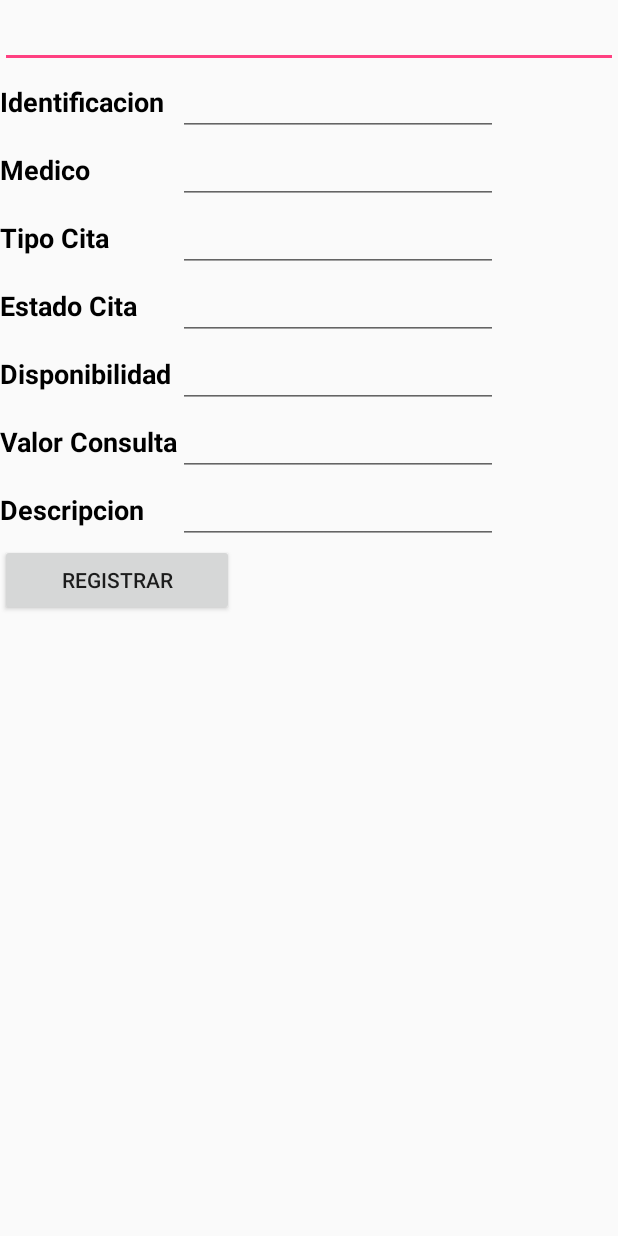
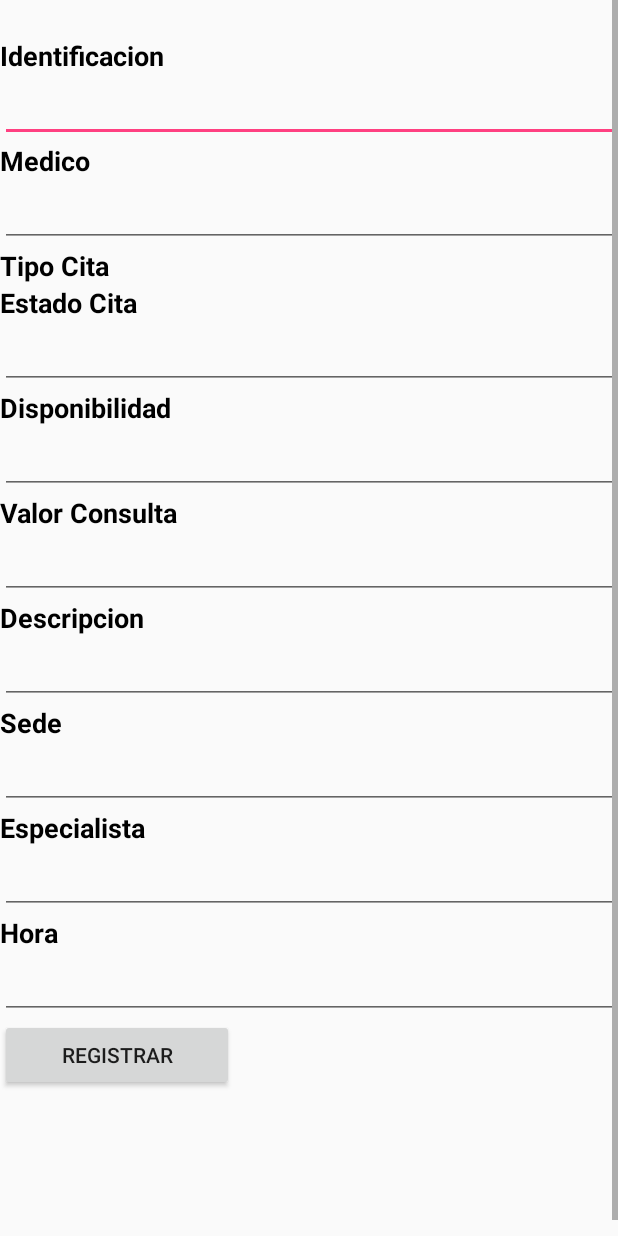
Before and after one commit to LauraPosada/HeilHealthyProyectoFinal, an Android app: the SolicitarCita screen opened directly, with no data from a screen before it, on a phone screen of 412 x 824 dp. Run offline under Robolectric (Android 15) with nearby library versions, the phone set to English and light mode, and no system bars.

Commit message:
otros combos

```diff
--- a/app/src/main/res/layout/activity_solicitar_cita.xml
+++ b/app/src/main/res/layout/activity_solicitar_cita.xml
@@ -16,170 +16,159 @@
             android:layout_height="wrap_content"
             android:orientation="vertical">
 
-            <EditText
+            <TextView
+
                 android:id="@+id/editText2"
                 android:layout_width="match_parent"
                 android:layout_height="wrap_content"
-                android:ems="10"
-                android:inputType="textPersonName" />
+                android:enabled="false"
+                android:text="TextView"
+                android:textAlignment="center"
+                android:textColor="@android:color/background_dark"
+                android:textSize="18sp"
+                android:textStyle="bold"
+                tools:enabled="false" />
+
+
 
             <Space
                 android:layout_width="match_parent"
                 android:layout_height="wrap_content"
                 android:layout_weight="0.14" />
 
-            <TableLayout
-                android:layout_width="match_parent"
-                android:layout_height="match_parent">
-
-                <TableRow
-                    android:layout_width="match_parent"
-                    android:layout_height="match_parent"
-                    android:orientation="vertical">
-
             <TextView
+                style="@style/textos"
                 android:id="@+id/tvIdPaciente"
                 android:layout_width="match_parent"
                 android:layout_height="wrap_content"
                 android:text="Identificacion"
-                        android:textColor="@android:color/background_dark"
-                        android:textSize="18sp"
-                        android:textStyle="bold" />
+                />
 
             <EditText
                 android:id="@+id/etIdPaciente"
-                        android:layout_width="wrap_content"
+                android:layout_width="match_parent"
                 android:layout_height="wrap_content"
                 android:ems="10"
                 android:inputType="textPersonName" />
-                </TableRow>
-
-                <TableRow
-                    android:layout_width="match_parent"
-                    android:layout_height="match_parent">
 
             <TextView
                 android:id="@+id/tvMedico"
                 android:layout_width="match_parent"
                 android:layout_height="wrap_content"
                 android:text="Medico"
-                        android:textColor="@android:color/background_dark"
-                        android:textSize="18sp"
-                        android:textStyle="bold" />
+                style="@style/textos"/>
 
             <EditText
                 android:id="@+id/etMedico"
-                        android:layout_width="wrap_content"
+                android:layout_width="match_parent"
                 android:layout_height="wrap_content"
                 android:ems="10"
                 android:inputType="textPersonName" />
-                </TableRow>
-
-                <TableRow
-                    android:layout_width="match_parent"
-                    android:layout_height="match_parent">
 
             <TextView
                 android:id="@+id/tvTipoCita"
                 android:layout_width="match_parent"
                 android:layout_height="wrap_content"
                 android:text="Tipo Cita"
-                        android:textColor="@android:color/background_dark"
-                        android:textSize="18sp"
-                        android:textStyle="bold" />
-
-                    <EditText
-                        android:id="@+id/etTipoCita"
-                        android:layout_width="wrap_content"
-                        android:layout_height="wrap_content"
-                        android:ems="10"
-                        android:inputType="textPersonName" />
-                </TableRow>
-
-                <TableRow
-                    android:layout_width="match_parent"
-                    android:layout_height="match_parent">
+                style="@style/textos"/>
 
             <TextView
                 android:id="@+id/tvEstadoCita"
                 android:layout_width="match_parent"
                 android:layout_height="wrap_content"
                 android:text="Estado Cita"
-                        android:textColor="@android:color/background_dark"
-                        android:textSize="18sp"
-                        android:textStyle="bold" />
+                style="@style/textos"/>
 
             <EditText
                 android:id="@+id/etEstadoCita"
-                        android:layout_width="wrap_content"
+                android:layout_width="match_parent"
                 android:layout_height="wrap_content"
                 android:ems="10"
                 android:inputType="textPersonName" />
-                </TableRow>
-
-                <TableRow
-                    android:layout_width="match_parent"
-                    android:layout_height="match_parent">
 
             <TextView
                 android:id="@+id/tvDisponibilidad"
                 android:layout_width="match_parent"
                 android:layout_height="wrap_content"
                 android:text="Disponibilidad"
-                        android:textColor="@android:color/background_dark"
-                        android:textSize="18sp"
-                        android:textStyle="bold" />
+                style="@style/textos"/>
 
             <EditText
                 android:id="@+id/etDisponibilidad"
-                        android:layout_width="wrap_content"
+                android:layout_width="match_parent"
                 android:layout_height="wrap_content"
                 android:ems="10"
                 android:inputType="textPersonName" />
-                </TableRow>
-
-                <TableRow
-                    android:layout_width="match_parent"
-                    android:layout_height="match_parent">
 
             <TextView
                 android:id="@+id/tvValorConsulta"
                 android:layout_width="match_parent"
                 android:layout_height="wrap_content"
                 android:text="Valor Consulta"
-                        android:textColor="@android:color/background_dark"
-                        android:textSize="18sp"
-                        android:textStyle="bold" />
+                style="@style/textos" />
 
             <EditText
                 android:id="@+id/etValor"
-                        android:layout_width="wrap_content"
+                android:layout_width="match_parent"
                 android:layout_height="wrap_content"
                 android:ems="10"
                 android:inputType="textPersonName" />
-                </TableRow>
-
-                <TableRow
-                    android:layout_width="match_parent"
-                    android:layout_height="match_parent">
 
             <TextView
                 android:id="@+id/tvDescripcion"
                 android:layout_width="match_parent"
                 android:layout_height="wrap_content"
                 android:text="Descripcion"
-                        android:textColor="@android:color/background_dark"
-                        android:textSize="18sp"
-                        android:textStyle="bold" />
+                style="@style/textos" />
 
             <EditText
                 android:id="@+id/etDescripcion"
-                        android:layout_width="wrap_content"
+                android:layout_width="match_parent"
                 android:layout_height="wrap_content"
                 android:ems="10"
                 android:inputType="textPersonName" />
-                </TableRow>
-            </TableLayout>
+
+            <TextView
+                android:id="@+id/tvSedeCapturada"
+                style="@style/textos"
+                android:layout_width="match_parent"
+                android:layout_height="wrap_content"
+                android:text="Sede" />
+
+            <EditText
+                android:id="@+id/etSedeCap"
+                android:layout_width="match_parent"
+                android:layout_height="wrap_content"
+                android:ems="10"
+                android:inputType="textPersonName" />
+
+            <TextView
+                android:id="@+id/tvEspecialistaCap"
+                style="@style/textos"
+                android:layout_width="match_parent"
+                android:layout_height="wrap_content"
+                android:text="Especialista" />
+
+            <EditText
+                android:id="@+id/etEspecialistaCap"
+                android:layout_width="match_parent"
+                android:layout_height="wrap_content"
+                android:ems="10"
+                android:inputType="textPersonName" />
+
+            <TextView
+                android:id="@+id/tvHoraCap"
+                style="@style/textos"
+                android:layout_width="match_parent"
+                android:layout_height="wrap_content"
+                android:text="Hora" />
+
+            <EditText
+                android:id="@+id/etHoraCap"
+                android:layout_width="match_parent"
+                android:layout_height="wrap_content"
+                android:ems="10"
+                android:inputType="textPersonName" />
 
             <Button
                 android:id="@+id/bynRegistrarCita"
--- a/app/src/main/res/values/styles.xml
+++ b/app/src/main/res/values/styles.xml
@@ -50,8 +50,13 @@
     </style>
 
     <style name="us">
+        <item name="android:background">#D4ECF1</item>
+    </style>
 
-        <item name="android:background">#D4ECF1</item>
+    <style name="textos">
+        <item name="android:textColor">#000000</item>
+        <item name="android:textSize">18dp</item>
+        <item name="android:textStyle">bold</item>
 
     </style>
 
```
Lines whose indentation alone changed are shown as unchanged.
